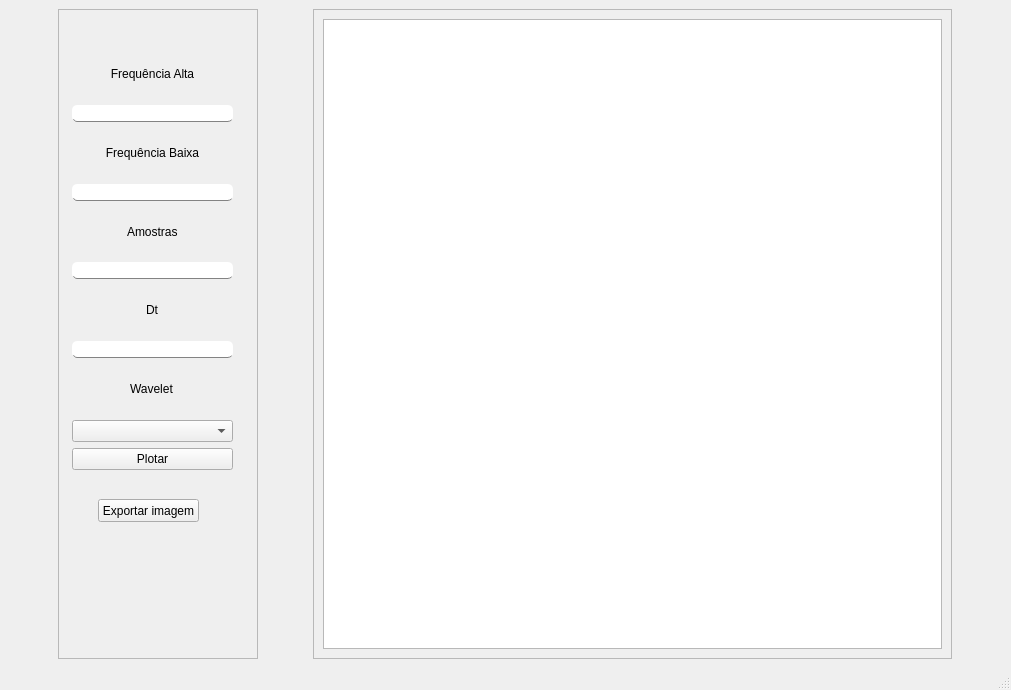
Old version of the form Dashboard/main.ui in the repository albano-a/inversion_methods_algorithms.
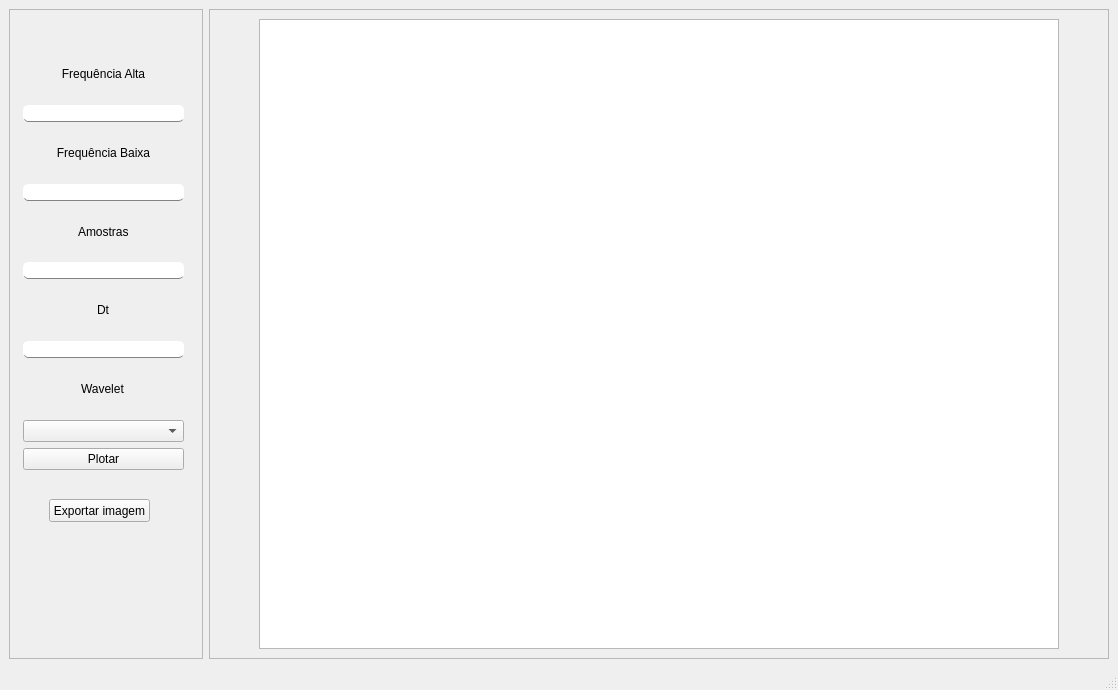
New version of the form.

Diff of the .ui file:
```diff
--- a/Dashboard/main.ui
+++ b/Dashboard/main.ui
@@ -6,7 +6,7 @@
    <rect>
     <x>0</x>
     <y>0</y>
-    <width>1011</width>
+    <width>1118</width>
     <height>690</height>
    </rect>
   </property>
@@ -54,7 +54,7 @@
         <string>Exportar imagem</string>
        </property>
       </widget>
-      <widget class="QWidget" name="">
+      <widget class="QWidget" name="layoutWidget">
        <property name="geometry">
         <rect>
          <x>14</x>
@@ -169,7 +169,7 @@
      <widget class="QFrame" name="frame_2">
       <property name="maximumSize">
        <size>
-        <width>639</width>
+        <width>900</width>
         <height>16777215</height>
        </size>
       </property>
```
Left out of the diff: 2 changed lines with no effect on the pictures.
